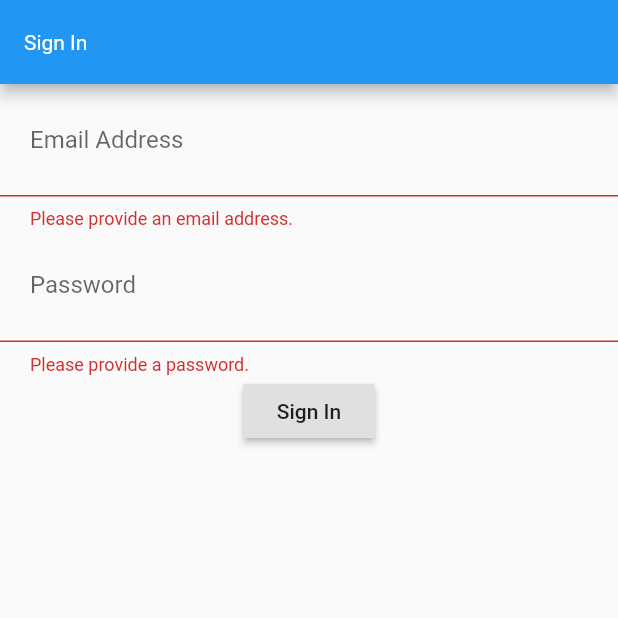
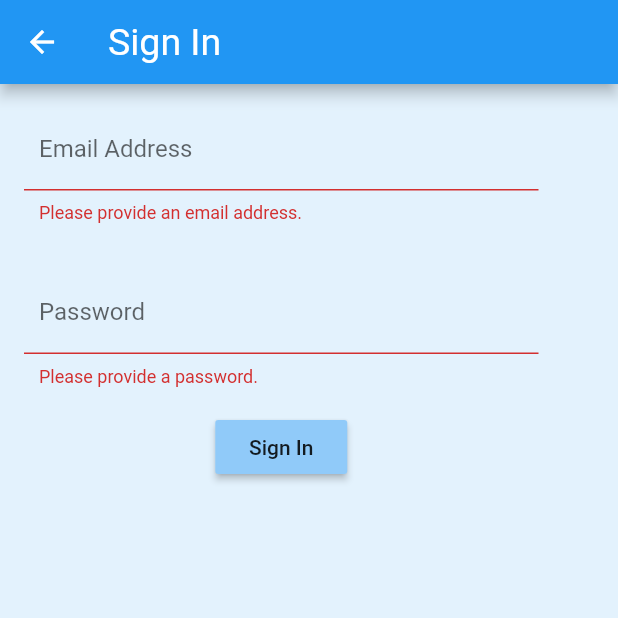
Before and after one commit to Zynorthis/Bluestone, a Flutter app: the SignInManager screen opened directly, after a tap on "Sign In", on a phone screen of 412 x 824 dp, the top half of it. Run offline on Flutter 3.47's test engine with Material 2 defaults, Android fonts, the phone set to English and light mode, and no system bars; our stand-ins replace cloud_firestore, firebase_auth; accounts and stored records are empty; Roboto replaces fonts that are missing (Malgun Gothic).

Commit message:
Created two new pages to handling launching the app. One page is used to register a user within the firebase database and the other will be used to navigate to the login page or the register page. Added a defualt title property to the ThemeSettings class.

````diff
--- a/bluestone/lib/main.dart
+++ b/bluestone/lib/main.dart
@@ -1,4 +1,4 @@
-import 'package:bluestone/src/loginPage.dart';
+import 'package:bluestone/src/welcomePage.dart';
 import 'package:firebase_auth/firebase_auth.dart';
 import 'package:flutter/material.dart';
 import 'package:bluestone/src/components/menuBuilder.dart';
@@ -19,13 +19,13 @@ class MyApp extends StatelessWidget {
       theme: ThemeData(
         primarySwatch: ThemeSettings.themeData.primaryColor,
       ),
-      home: SignInManager(),
+      home: WelcomePage(),
     );
   }
 }
 
 class MyHomePage extends StatefulWidget {
-  MyHomePage({Key key, this.title, @required this.user}) : super(key: key);
+  MyHomePage({Key key, this.title, this.user}) : super(key: key);
 
   final FirebaseUser user;
   final String title;
--- a/bluestone/lib/src/components/extras.dart
+++ b/bluestone/lib/src/components/extras.dart
@@ -25,6 +25,8 @@ import 'package:flutter/material.dart';
 ///     fontSize: 14.0,
 ///     fontFamily: "Malgun Gothic"
 ///   ),
+///
+///   static final defaultTitle = 'Bluestone [Local dev build]';
 /// ```
 
 class ThemeSettings {
@@ -38,7 +40,9 @@ class ThemeSettings {
 
   static final customTheme = new TextTheme(
     headline: TextStyle(fontSize: 72.0, fontWeight: FontWeight.bold),
-    title: TextStyle(fontFamily: "Malgun Gothic"),
+    title: TextStyle(fontSize: 25.0, fontFamily: "Malgun Gothic"),
     body1: TextStyle(fontSize: 14.0, fontFamily: "Malgun Gothic"),
   );
+
+  static final defaultTitle = 'Bluestone [Local dev build]';
 }
--- a/bluestone/lib/src/components/menuBuilder.dart
+++ b/bluestone/lib/src/components/menuBuilder.dart
@@ -21,6 +21,7 @@ class MenuBuilder {
       // add all of the calendars save for a user here.
     }
     else {
+      print("Error: invalid type - Type being passed in was unable to be determined. (menuBuilder.dart - line 24)");
       throw new Exception("Error: invalid type - Type being passed in was unable to be determined.");
     }
 
--- a/bluestone/lib/src/loginPage.dart
+++ b/bluestone/lib/src/loginPage.dart
@@ -3,13 +3,12 @@ import 'package:bluestone/src/components/extras.dart';
 import 'package:firebase_auth/firebase_auth.dart';
 import 'package:flutter/material.dart';
 
-class SignInManager extends StatefulWidget{
+class SignInManager extends StatefulWidget {
   @override
   _SignInManagerState createState() => new _SignInManagerState();
 }
 
 class _SignInManagerState extends State<SignInManager> {
-
   String _email, _password;
   final GlobalKey<FormState> _formKey = GlobalKey<FormState>();
 
@@ -20,46 +19,56 @@ class _SignInManagerState extends State<SignInManager> {
         title: Text("Sign In"),
         textTheme: ThemeSettings.customTheme,
       ),
+      backgroundColor: ThemeSettings.themeData.backgroundColor,
       body: Form(
         key: _formKey,
         child: Column(
           children: <Widget>[
-            TextFormField(
-              validator: (input){
-                if(input.isEmpty){
+            Container(
+              width: 375.0,
+              padding: EdgeInsets.all(16.0),
+              child: TextFormField(
+                validator: (input) {
+                  if (input.isEmpty) {
                     return "Please provide an email address.";
-                }
-                else if(!input.contains("@")){
+                  } else if (!input.contains("@")) {
                     return "Please provide a valid email address.";
+                  } else if (input.contains(" ")) {
+                    return input = input.trim();
                   }
                 },
                 onSaved: (input) => _email = input,
                 decoration: InputDecoration(
                   labelText: "Email Address",
-                contentPadding: EdgeInsets.all(20.0),
+                  contentPadding: EdgeInsets.all(10.0),
                   hintText: "Input an Email Address",
                 ),
               ),
-            TextFormField(
-              validator: (input){
-                if(input.isEmpty){
+            ),
+            Container(
+              width: 375.0,
+              padding: EdgeInsets.all(16.0),
+              child: TextFormField(
+                validator: (input) {
+                  if (input.isEmpty) {
                     return "Please provide a password.";
-                }
-                else if(input.length < 6 || input.length > 20){
+                  } else if (input.length < 6 || input.length > 20) {
                     return "Passwords must be between 6-20 characters long.";
                   }
                 },
                 onSaved: (input) => _password = input,
                 decoration: InputDecoration(
                   labelText: "Password",
-                contentPadding: EdgeInsets.all(20.0),
+                  contentPadding: EdgeInsets.all(10.0),
                   hintText: "Input a Password",
                 ),
                 obscureText: true,
               ),
+            ),
             RaisedButton(
               onPressed: signIn,
               child: Text("Sign In"),
+              color: ThemeSettings.themeData.accentColor,
             )
           ],
         ),
@@ -69,14 +78,25 @@ class _SignInManagerState extends State<SignInManager> {
 
   Future<void> signIn() async {
     final _formState = _formKey.currentState;
-    if (_formState.validate()){
+    if (_formState.validate()) {
       _formState.save();
-      try{
-        FirebaseUser user = await FirebaseAuth.instance.signInWithEmailAndPassword(email: _email, password: _password);
+      // // If the form is valid, we want to show a Snackbar
+      // if(_formKey.currentState.validate()){
+      //   Scaffold.of(context).showSnackBar(
+      //     SnackBar(content: Text('Login Successful, please wait...')));
+      // }
+      try {
+        FirebaseUser user = await FirebaseAuth.instance
+            .signInWithEmailAndPassword(email: _email, password: _password);
         // Navigator.pop(context);
-        Navigator.push(context, MaterialPageRoute(builder: (context) => MyHomePage(title: 'Bluestone [Local dev build]')));
-      }
-      catch(error) {
+        Navigator.push(
+            context,
+            MaterialPageRoute(
+                builder: (context) => MyHomePage(
+                    title: ThemeSettings.defaultTitle,
+                    user: user,
+                  )));
+      } catch (error) {
         print(error.message);
       }
     }
````
Also changed, not shown: bluestone/lib/src/registerPage.dart (added, +15 -0 lines), bluestone/lib/src/welcomePage.dart (added, +43 -0 lines). Lines whose indentation alone changed are shown as unchanged.
